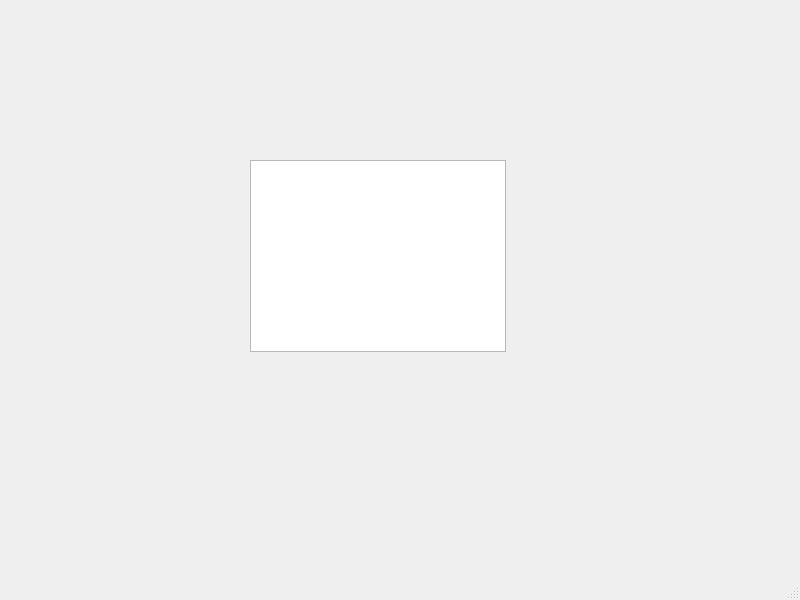
First picture: the form in src/ui/wndmain.ui, repository imanolbarberia/pycanmon, before the edit.
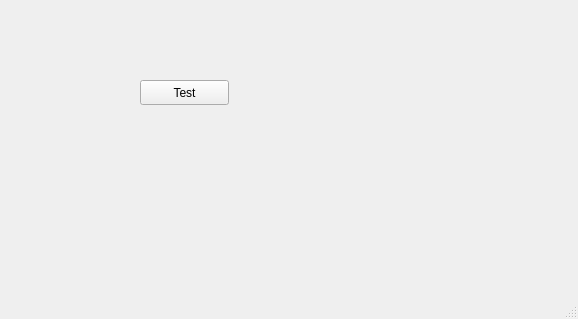
Second picture: the form after the edit.

The edit to the form file:
```diff
--- a/src/ui/wndmain.ui
+++ b/src/ui/wndmain.ui
@@ -6,23 +6,26 @@
    <rect>
     <x>0</x>
     <y>0</y>
-    <width>800</width>
-    <height>600</height>
+    <width>578</width>
+    <height>319</height>
    </rect>
   </property>
   <property name="windowTitle">
    <string>PyCANMon</string>
   </property>
   <widget class="QWidget" name="centralwidget">
-   <widget class="QTableView" name="tableView">
+   <widget class="QPushButton" name="btnTest">
     <property name="geometry">
      <rect>
-      <x>250</x>
-      <y>160</y>
-      <width>256</width>
-      <height>192</height>
+      <x>140</x>
+      <y>80</y>
+      <width>89</width>
+      <height>25</height>
      </rect>
     </property>
+    <property name="text">
+     <string>Test</string>
+    </property>
    </widget>
   </widget>
   <widget class="QMenuBar" name="menubar">
```
Left out of the diff: 2 changed lines with no effect on the pictures.
